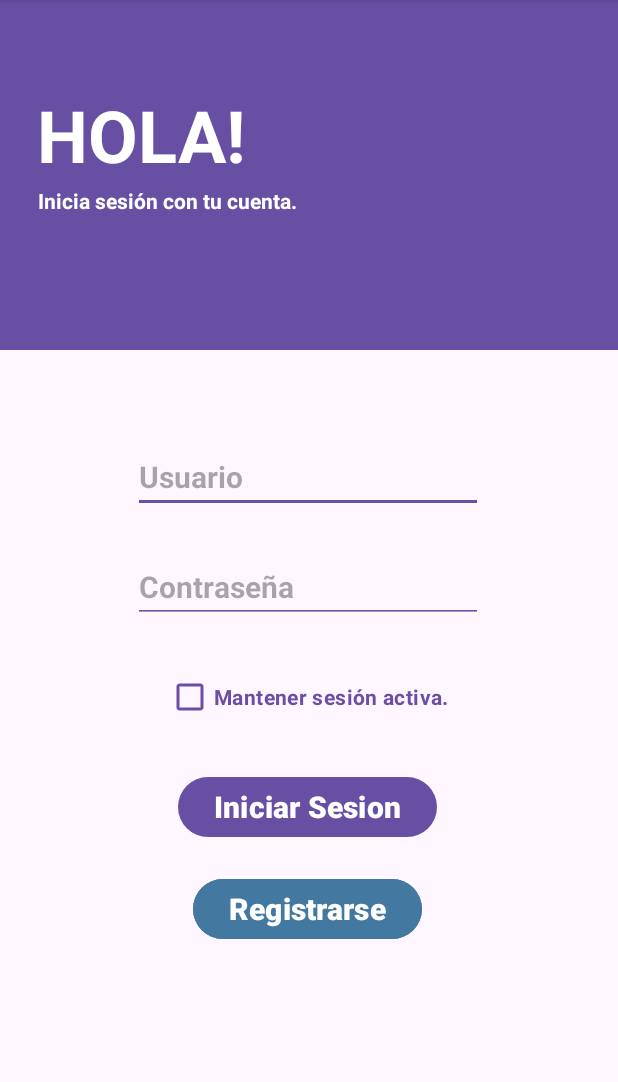
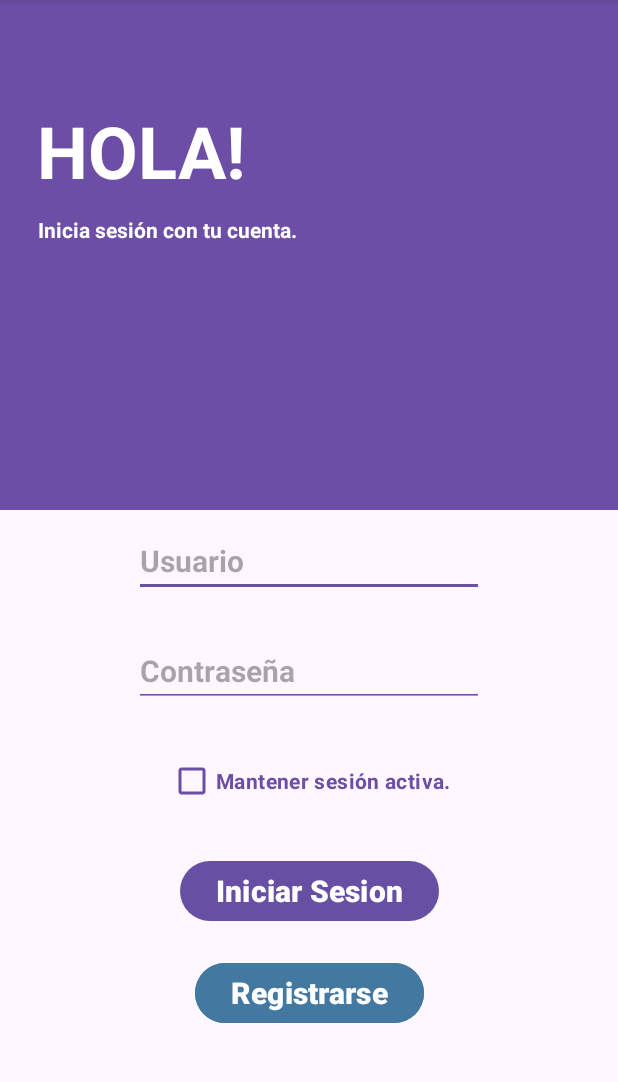
Before and after one commit to Sormec/readly, an Android app: the LoginActivity screen opened directly, with no data from a screen before it, on a phone screen of 412 x 824 dp, the part 96-1178 px from its top. Run offline under Robolectric (Android 15) with nearby library versions, the phone set to English and light mode, and no system bars.

Commit message:
Cambie el toolbar por un constrainlayout

```diff
--- a/app/src/main/res/layout/activity_login.xml
+++ b/app/src/main/res/layout/activity_login.xml
@@ -7,17 +7,53 @@
     android:layout_height="match_parent"
     tools:context=".LoginActivity">
 
+    <androidx.constraintlayout.widget.ConstraintLayout
+        android:layout_width="412dp"
+        android:layout_height="340dp"
+        android:background="@color/colorprimario">
+
+        <TextView
+            android:id="@+id/textView2"
+            android:layout_width="wrap_content"
+            android:layout_height="wrap_content"
+            android:text="HOLA!"
+            android:textColor="@color/colorblanco"
+            android:textSize="48sp"
+            android:textStyle="bold"
+            app:layout_constraintBottom_toBottomOf="parent"
+            app:layout_constraintEnd_toEndOf="parent"
+            app:layout_constraintHorizontal_bias="0.091"
+            app:layout_constraintStart_toStartOf="parent"
+            app:layout_constraintTop_toTopOf="parent"
+            app:layout_constraintVertical_bias="0.246" />
+
+        <TextView
+            android:id="@+id/textView3"
+            android:layout_width="wrap_content"
+            android:layout_height="wrap_content"
+            android:text="Inicia sesión con tu cuenta."
+            android:textColor="@color/colorblanco"
+            android:textColorLink="@color/colorblanco"
+            android:textSize="14sp"
+            android:textStyle="bold"
+            app:layout_constraintBottom_toBottomOf="parent"
+            app:layout_constraintEnd_toEndOf="parent"
+            app:layout_constraintHorizontal_bias="0.105"
+            app:layout_constraintStart_toStartOf="parent"
+            app:layout_constraintTop_toTopOf="parent"
+            app:layout_constraintVertical_bias="0.448" />
+    </androidx.constraintlayout.widget.ConstraintLayout>
+
     <LinearLayout
-        android:layout_width="wrap_content"
-        android:layout_height="wrap_content"
+        android:layout_width="263dp"
+        android:layout_height="371dp"
         android:gravity="center_horizontal"
         android:orientation="vertical"
         app:layout_constraintBottom_toBottomOf="parent"
         app:layout_constraintEnd_toEndOf="parent"
-        app:layout_constraintHorizontal_bias="0.497"
         app:layout_constraintStart_toStartOf="parent"
         app:layout_constraintTop_toTopOf="parent"
-        app:layout_constraintVertical_bias="0.693">
+        app:layout_constraintVertical_bias="0.9">
 
         <EditText
             android:id="@+id/txtUsuario"
@@ -92,48 +128,4 @@
             android:textStyle="bold" />
     </LinearLayout>
 
-    <androidx.appcompat.widget.Toolbar
-        android:id="@+id/toolbar3"
-        android:layout_width="416dp"
-        android:layout_height="233dp"
-        android:background="?attr/colorPrimary"
-        android:minHeight="?attr/actionBarSize"
-        android:theme="?attr/actionBarTheme"
-        app:layout_constraintBottom_toBottomOf="parent"
-        app:layout_constraintEnd_toEndOf="parent"
-        app:layout_constraintStart_toStartOf="parent"
-        app:layout_constraintTop_toTopOf="parent"
-        app:layout_constraintVertical_bias="0.0" />
-
-    <TextView
-        android:id="@+id/textView3"
-        android:layout_width="wrap_content"
-        android:layout_height="wrap_content"
-        android:text="Inicia sesión con tu cuenta."
-        android:textColor="@color/colorblanco"
-        android:textColorLink="@color/colorblanco"
-        android:textSize="14sp"
-        android:textStyle="bold"
-        app:layout_constraintBottom_toBottomOf="parent"
-        app:layout_constraintEnd_toEndOf="parent"
-        app:layout_constraintHorizontal_bias="0.105"
-        app:layout_constraintStart_toStartOf="parent"
-        app:layout_constraintTop_toTopOf="parent"
-        app:layout_constraintVertical_bias="0.167" />
-
-    <TextView
-        android:id="@+id/textView2"
-        android:layout_width="wrap_content"
-        android:layout_height="wrap_content"
-        android:text="HOLA!"
-        android:textColor="@color/colorblanco"
-        android:textSize="48sp"
-        android:textStyle="bold"
-        app:layout_constraintBottom_toBottomOf="parent"
-        app:layout_constraintEnd_toEndOf="parent"
-        app:layout_constraintHorizontal_bias="0.091"
-        app:layout_constraintStart_toStartOf="parent"
-        app:layout_constraintTop_toTopOf="parent"
-        app:layout_constraintVertical_bias="0.082" />
-
 </androidx.constraintlayout.widget.ConstraintLayout>
```
